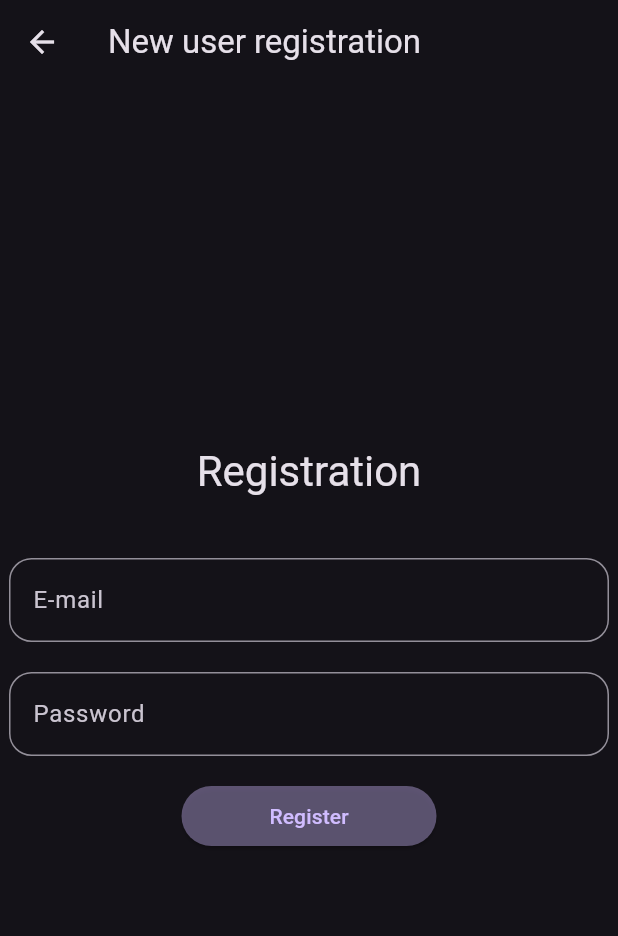
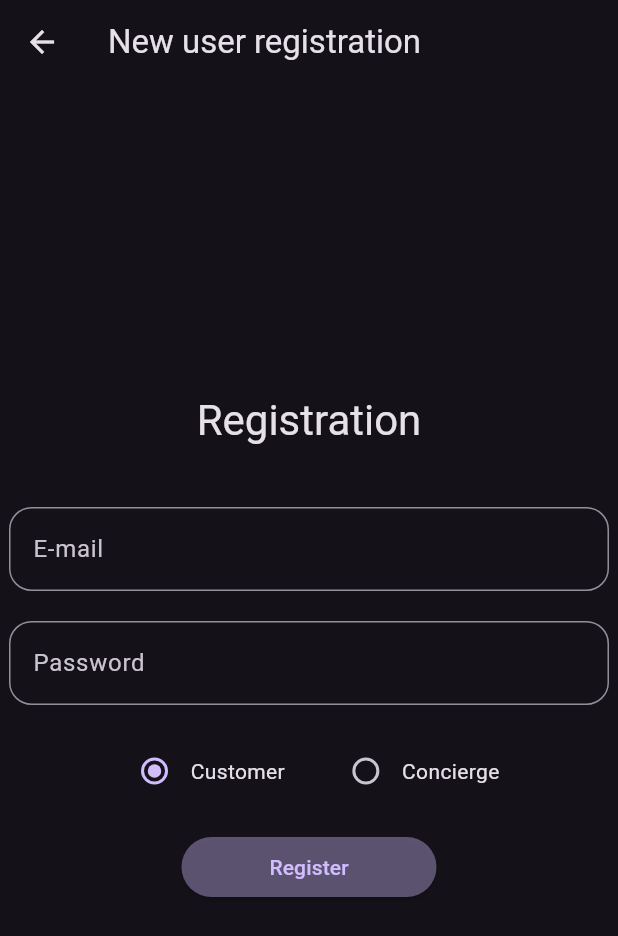
Before and after one commit to melifaro11/ConciergeGO, a Flutter app: the RegistrationScreen screen opened by its route, on a phone screen of 412 x 824 dp. Shown: the top 936 px of the screen. Run offline on Flutter 3.47's test engine with Material 3 defaults, Android fonts, the phone set to English and light mode, and no system bars; our stand-ins replace cloud_firestore, firebase_auth, firebase_core, flutter_bloc, image_picker, intl_phone_field; missing offline and left inert: dart_openai; accounts and stored records are empty; network calls fail.

Commit message:
Dependencies upgraded / Create new user profile in Firestore by registration

```diff
--- a/lib/bloc/events/auth_event.dart
+++ b/lib/bloc/events/auth_event.dart
@@ -16,7 +16,9 @@ class AuthRegisterUserEvent extends AuthEvent {
 
   final String password;
 
-  AuthRegisterUserEvent(this.email, this.password);
+  final int profileType;
+
+  AuthRegisterUserEvent(this.email, this.password, this.profileType);
 }
 
 class AuthSignOutEvent extends AuthEvent {}
--- a/lib/models/user_profile_model.dart
+++ b/lib/models/user_profile_model.dart
@@ -11,6 +11,8 @@ class UserProfileModel {
 
   final bool darkTheme;
 
+  final int profileType;
+
   final UserBaseInfoModel baseInfo;
 
   final UserPreferencesModel preferences;
@@ -20,6 +22,7 @@ class UserProfileModel {
     required this.avatar,
     required this.openaiKey,
     required this.darkTheme,
+    required this.profileType,
     required this.baseInfo,
     required this.preferences,
   });
@@ -29,6 +32,7 @@ class UserProfileModel {
     Uint8List? avatar,
     String? openaiKey,
     bool? darkTheme,
+    int? profileType,
     UserBaseInfoModel? baseInfo,
     UserPreferencesModel? preferences,
   }) {
@@ -37,6 +41,7 @@ class UserProfileModel {
       avatar: avatar ?? this.avatar,
       openaiKey: openaiKey ?? this.openaiKey,
       darkTheme: darkTheme ?? this.darkTheme,
+      profileType: profileType ?? this.profileType,
       baseInfo: baseInfo ?? this.baseInfo,
       preferences: preferences ?? this.preferences,
     );
@@ -48,6 +53,7 @@ class UserProfileModel {
       avatar: json['avatar'] != null ? base64Decode(json['avatar']) : null,
       openaiKey: json['openaiKey'] ?? "",
       darkTheme: json['darkTheme'] ?? true,
+      profileType: json['profileType'] ?? 0,
       baseInfo: UserBaseInfoModel.fromJson(json),
       preferences: UserPreferencesModel.fromJson(json),
     );
@@ -55,11 +61,13 @@ class UserProfileModel {
 
   Map<String, dynamic> toJson() {
     return {
-      'avatar': avatar != null ? base64Encode(avatar!.toList()) : null,
-      'openaiKey': openaiKey,
-      'darkTheme': darkTheme,
-    }..addAll(baseInfo.toJson())
-    ..addAll(preferences.toJson());
+        'avatar': avatar != null ? base64Encode(avatar!.toList()) : null,
+        'openaiKey': openaiKey,
+        'darkTheme': darkTheme,
+        'profileType': profileType,
+      }
+      ..addAll(baseInfo.toJson())
+      ..addAll(preferences.toJson());
   }
 }
 
--- a/lib/services/firestore/firestore_service.dart
+++ b/lib/services/firestore/firestore_service.dart
@@ -1,5 +1,6 @@
 import 'package:cloud_firestore/cloud_firestore.dart';
 import 'package:firebase_auth/firebase_auth.dart';
+
 
 const String userNotLoggedException = "User is not logged";
 
@@ -16,8 +17,6 @@ class FirestoreService {
 
   final FirebaseAuth firebaseAuth = FirebaseAuth.instance;
 
-  FirestoreService();
-
   /// Returns logged user or throws the FirestoreServiceException, if user is not logged in
   User getLoggedUser() {
     final User? user = firebaseAuth.currentUser;
--- a/lib/ui/screens/registration_screen.dart
+++ b/lib/ui/screens/registration_screen.dart
@@ -23,6 +23,8 @@ class RegistrationScreenState extends State<RegistrationScreen> {
 
   /// Password input controller
   final TextEditingController _passwordController = TextEditingController();
+
+  int _clientType = 0;
 
   @override
   Widget build(BuildContext context) {
@@ -85,6 +87,35 @@ class RegistrationScreenState extends State<RegistrationScreen> {
                     obscureText: true,
                   ),
                   const SizedBox(height: 20),
+                  Row(
+                    mainAxisAlignment: MainAxisAlignment.center,
+                    children: [
+                      Radio<int>(
+                        value: 0,
+                        groupValue: _clientType,
+                        onChanged: (int? value) {
+                          setState(() {
+                            _clientType = value ?? 0;
+                            debugPrint("Client type: $_clientType");
+                          });
+                        },
+                      ),
+                      const Text("Customer"),
+                      const SizedBox(width: 30),
+                      Radio<int>(
+                        value: 1,
+                        groupValue: _clientType,
+                        onChanged: (int? value) {
+                          setState(() {
+                            _clientType = value ?? 0;
+                            debugPrint("Client type: $_clientType");
+                          });
+                        },
+                      ),
+                      const Text("Concierge"),
+                    ],
+                  ),
+                  const SizedBox(height: 20),
                   SizedBox(
                     width: 170,
                     height: 40,
@@ -94,6 +125,7 @@ class RegistrationScreenState extends State<RegistrationScreen> {
                           AuthRegisterUserEvent(
                             _emailController.text,
                             _passwordController.text,
+                            _clientType,
                           ),
                         );
                       },
```
Also changed, not shown: lib/bloc/auth_bloc.dart (+38 -7 lines), lib/services/firestore/firestore_user_profile.dart (+10 -1 lines), pubspec.lock.
